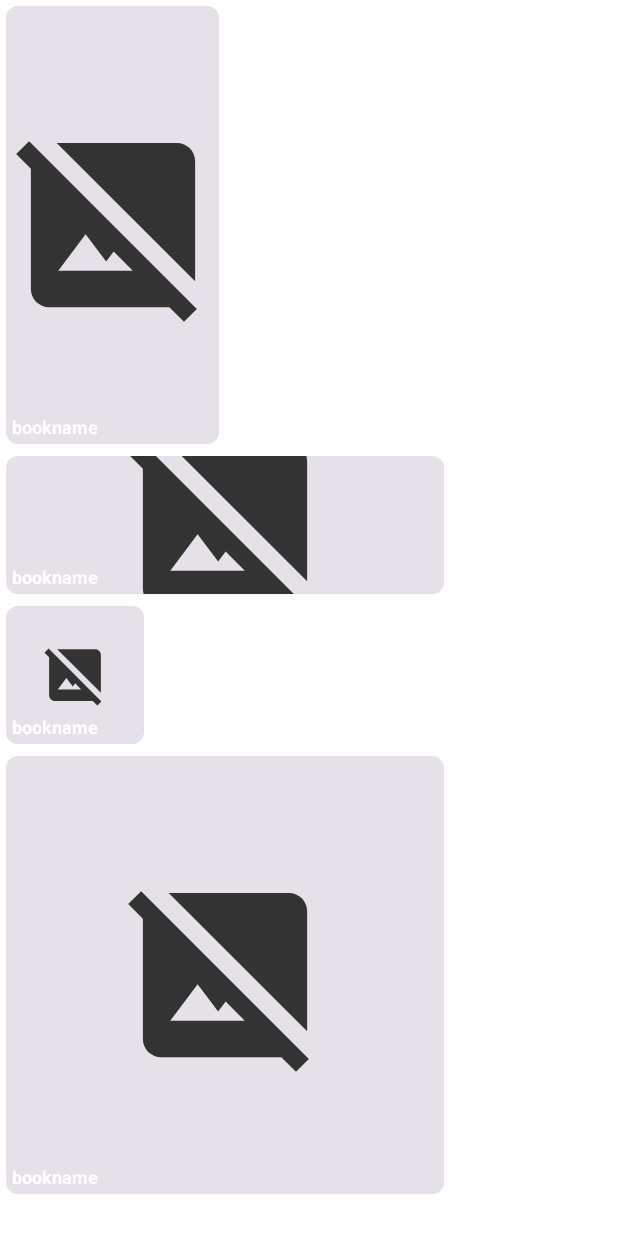
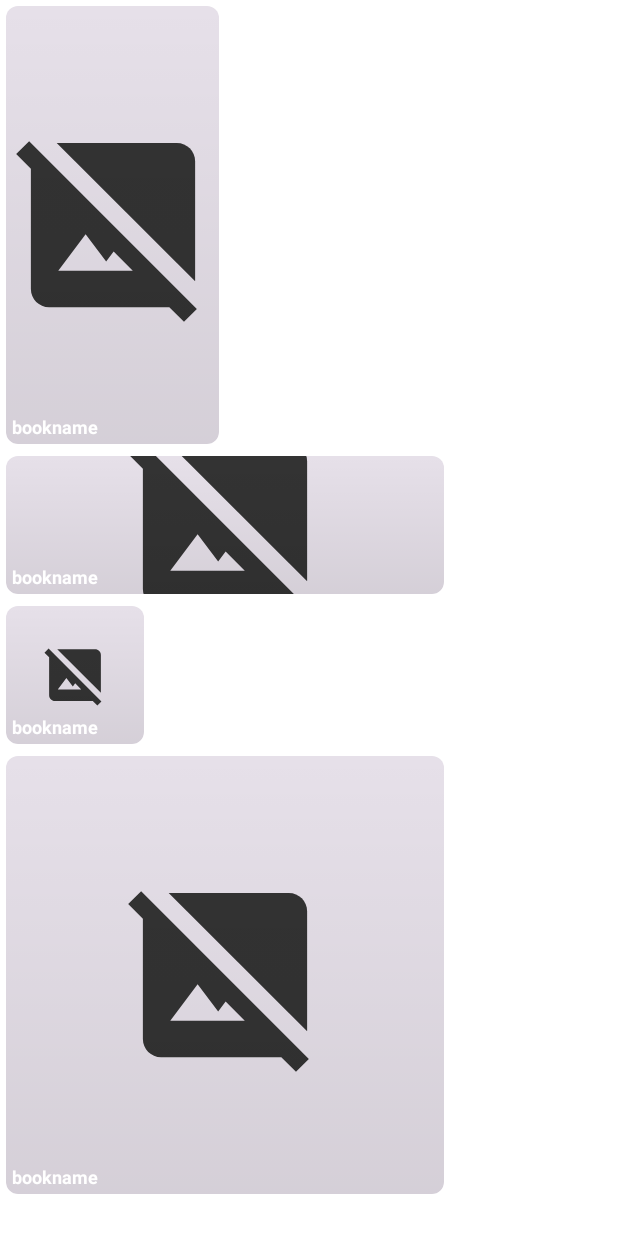
Before and after one commit to ikklos/OFIndex, an Android app built with Jetpack Compose: the @Preview function BookViewPreview, on a phone screen of 412 x 824 dp. Shown: the top 1233 px of the screen. Run offline under Robolectric (Android 15) with nearby library versions, the phone set to English and light mode, and no system bars; network calls fail; pictures from the network do not load.

Commit message:
bookview shader

```diff
--- a/Android/app/src/main/java/site/sayaz/ofindex/ui/components/BookView.kt
+++ b/Android/app/src/main/java/site/sayaz/ofindex/ui/components/BookView.kt
@@ -1,6 +1,7 @@
 package site.sayaz.ofindex.ui.components
 
 import androidx.compose.foundation.Image
+import androidx.compose.foundation.background
 import androidx.compose.foundation.layout.Box
 import androidx.compose.foundation.layout.Column
 import androidx.compose.foundation.layout.fillMaxSize
@@ -11,11 +12,19 @@ import androidx.compose.foundation.shape.RoundedCornerShape
 import androidx.compose.material3.Card
 import androidx.compose.material3.Text
 import androidx.compose.runtime.Composable
+import androidx.compose.runtime.getValue
+import androidx.compose.runtime.mutableStateOf
+import androidx.compose.runtime.remember
+import androidx.compose.runtime.setValue
 import androidx.compose.ui.Alignment
 import androidx.compose.ui.Modifier
+import androidx.compose.ui.draw.alpha
 import androidx.compose.ui.draw.clip
+import androidx.compose.ui.graphics.Brush
 import androidx.compose.ui.graphics.Color
 import androidx.compose.ui.layout.ContentScale
+import androidx.compose.ui.layout.onSizeChanged
+import androidx.compose.ui.platform.LocalDensity
 import androidx.compose.ui.res.painterResource
 import androidx.compose.ui.text.font.FontWeight
 import androidx.compose.ui.tooling.preview.Preview
@@ -32,6 +41,8 @@ fun BookView(
     onBookClick: (Long) -> Unit,
     modifier: Modifier = Modifier
 ) {
+    val density = LocalDensity.current
+    var boxHeight by remember { mutableStateOf(0) }
     Card(
         modifier = modifier.padding(4.dp),
         shape = RoundedCornerShape(8.dp),
@@ -41,6 +52,9 @@ fun BookView(
             modifier = Modifier
                 .fillMaxSize()
                 .clip(RoundedCornerShape(8.dp))
+                .onSizeChanged { size ->
+                    boxHeight = size.height
+                }
         ) {
             // 书封面
             Image(
@@ -52,6 +66,20 @@ fun BookView(
                 contentDescription = book.description,
                 contentScale = ContentScale.Crop,
                 modifier = Modifier.fillMaxSize()
+            )
+
+            // 渐变层
+            Box(
+                modifier = Modifier
+                    .fillMaxSize()
+                    .background(
+                        Brush.verticalGradient(
+                            colors = listOf(Color.Black, Color.Transparent),
+                            startY = with(density) { (boxHeight / 3 * 60).toDp().value },
+                            endY = 0f
+                        )
+                    )
+                    .alpha(1f) // 可以调整透明度
             )
 
             // 书名，在封面的左下角
@@ -71,7 +99,7 @@ fun BookView(
 }
 
 
-@Preview
+@Preview(backgroundColor = 0xFFFFFF, showBackground = true)
 @Composable
 fun BookViewPreview() {
     val book = Book(
@@ -81,9 +109,7 @@ fun BookViewPreview() {
         description = "desp",
         cover = "https://via.placeholder.com/150",
         tag = emptyList(),
-        isbn = "TODO()",
         bookClass = 1,
-        addTime = "TODO()",
     )
     Column {
         BookView(
```
